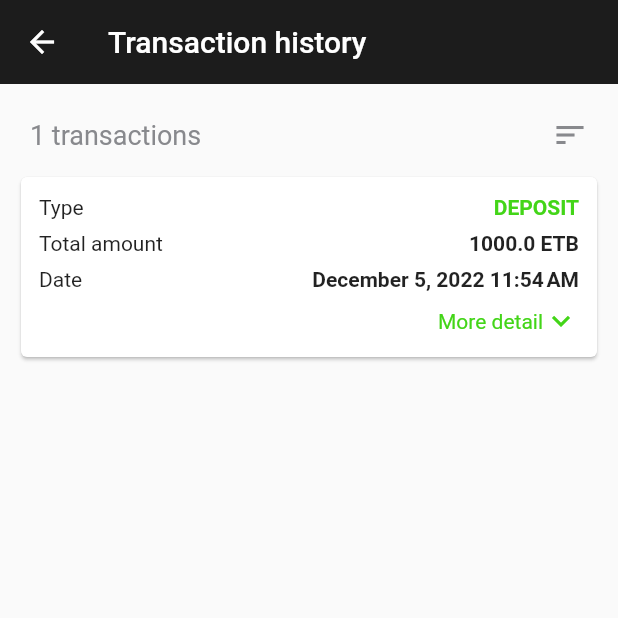
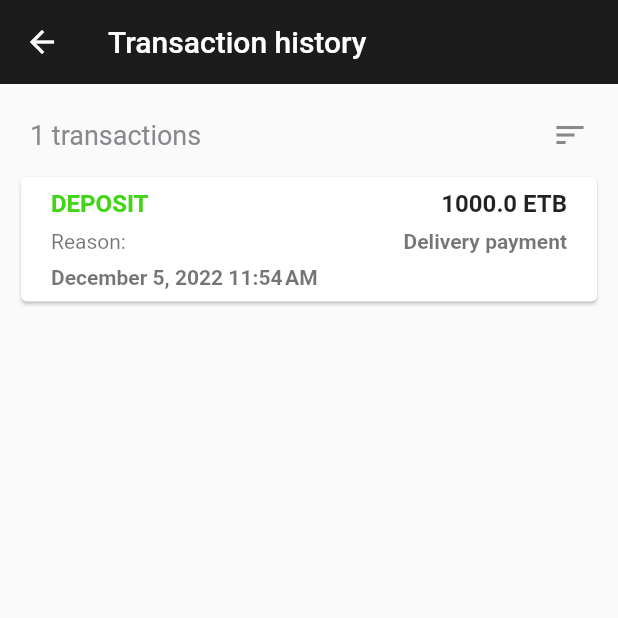
Before and after one commit to Haileman11/lastmile_delivery, a Flutter app: the TransactionHistoryPageView screen opened by its route, on a phone screen of 412 x 824 dp, the top half of it. Run offline on Flutter 3.47's test engine with Material 2 defaults, Android fonts, the phone set to English and light mode, and no system bars; our stand-ins replace bloc, country_code_picker, dartz, dio, dotted_line, equatable and 15 more; missing offline and left inert: flutter_background_service, flutter_polyline_points, geolocator_platform_interface; accounts and stored records are empty; network calls fail; Roboto replaces fonts that are missing (Raleway).

Commit message:
DN-362 Done UI for transaction detail add: tests for transaction detail, add: modal bottomsheet for transaction detail UI,

```diff
--- a/lib/src/presentation/views/transaction_history/widgets/transaction_list_item.dart
+++ b/lib/src/presentation/views/transaction_history/widgets/transaction_list_item.dart
@@ -2,6 +2,7 @@ import 'package:flutter/material.dart';
 import 'package:intl/intl.dart';
 import 'package:lastmile_mobile/src/config/themes/app_themes.dart';
 import 'package:lastmile_mobile/src/data/models/transaction.dart';
+import 'package:lastmile_mobile/src/presentation/views/transaction_history/widgets/transaction_detail.dart';
 
 class TransactionListItem extends StatelessWidget {
   final TransactionModel transaction;
@@ -11,32 +12,27 @@ class TransactionListItem extends StatelessWidget {
   @override
   Widget build(BuildContext context) {
     return Card(
-      child: Padding(
-        padding: const EdgeInsets.all(8.0),
-        child: Column(
-          children: [
-            Padding(
+      child: ListTile(
+        key: const Key('TRANSACTION_ITEM'),
+        onTap: () {
+          showModalBottomSheet(
+              context: context,
+              builder: (_) {
+                return TransactionDetail(transaction: transaction);
+              });
+        },
+        title: Padding(
           padding: const EdgeInsets.all(4.0),
           child: Row(
             mainAxisAlignment: MainAxisAlignment.spaceBetween,
             children: [
-                  const Text('Type'),
               Text(
                 transaction.transactionType.name.toUpperCase(),
                 style: TextStyle(
                   color: AppColors.appGreen,
                   fontWeight: FontWeight.w600,
                 ),
-                  )
-                ],
               ),
-            ),
-            Padding(
-              padding: const EdgeInsets.all(4.0),
-              child: Row(
-                mainAxisAlignment: MainAxisAlignment.spaceBetween,
-                children: [
-                  const Text('Total amount'),
               Text(
                 "${transaction.amount} ETB",
                 style: const TextStyle(
@@ -46,12 +42,27 @@ class TransactionListItem extends StatelessWidget {
             ],
           ),
         ),
+        subtitle: Column(
+          children: [
             Padding(
               padding: const EdgeInsets.all(4.0),
               child: Row(
                   mainAxisAlignment: MainAxisAlignment.spaceBetween,
                   children: [
-                    const Text('Date'),
+                    const Text('Reason:'),
+                    Text(
+                      "Delivery payment",
+                      style: const TextStyle(
+                        fontWeight: FontWeight.w600,
+                      ),
+                    ),
+                  ]),
+            ),
+            Padding(
+              padding: const EdgeInsets.all(4.0),
+              child: Row(
+                  mainAxisAlignment: MainAxisAlignment.spaceBetween,
+                  children: [
                     Text(
                       DateFormat.yMMMMd()
                           .add_jm()
@@ -62,24 +73,6 @@ class TransactionListItem extends StatelessWidget {
                     ),
                   ]),
             ),
-            Padding(
-              padding: const EdgeInsets.all(4.0),
-              child: Row(
-                mainAxisAlignment: MainAxisAlignment.end,
-                children: [
-                  Text(
-                    'More detail',
-                    style: TextStyle(
-                      color: AppColors.appGreen,
-                    ),
-                  ),
-                  Icon(
-                    Icons.keyboard_arrow_down,
-                    color: AppColors.appGreen,
-                  )
-                ],
-              ),
-            )
           ],
         ),
       ),
```
Also changed, not shown: lib/src/presentation/views/transaction_history/widgets/transaction_detail.dart (added, +88 -0 lines), 4 other files. Lines whose indentation alone changed are shown as unchanged.
